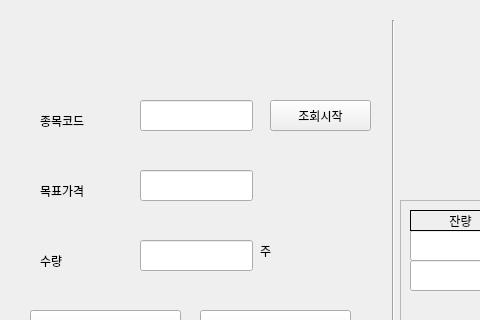
Old version of the form tvtv_main_window.ui in the repository changstereo/tvtv; both pictures show x 0 to 480 and y 0 to 320 of the 828 by 600 pixel window.
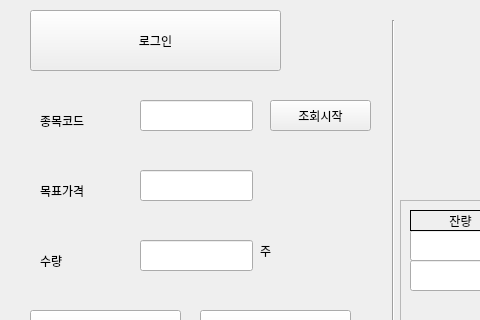
New version of the form.

Diff of the .ui file:
```diff
--- a/tvtv_main_window.ui
+++ b/tvtv_main_window.ui
@@ -449,6 +449,19 @@
      <string>조회시작</string>
     </property>
    </widget>
+   <widget class="QPushButton" name="pushButton_login">
+    <property name="geometry">
+     <rect>
+      <x>30</x>
+      <y>10</y>
+      <width>251</width>
+      <height>61</height>
+     </rect>
+    </property>
+    <property name="text">
+     <string>로그인</string>
+    </property>
+   </widget>
    <zorder>frame</zorder>
    <zorder>label</zorder>
    <zorder>label_2</zorder>
```
Left out of the diff: 1 changed line with no effect on the pictures.
